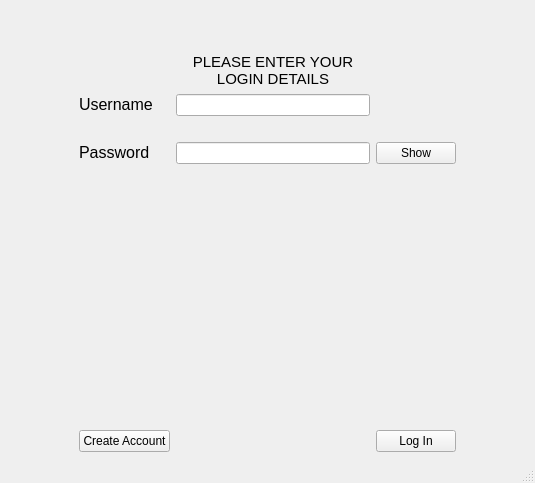
Before: the Qt Designer form src/ui_design/log_in.ui in mikukula/SAT, drawn with Qt 5.
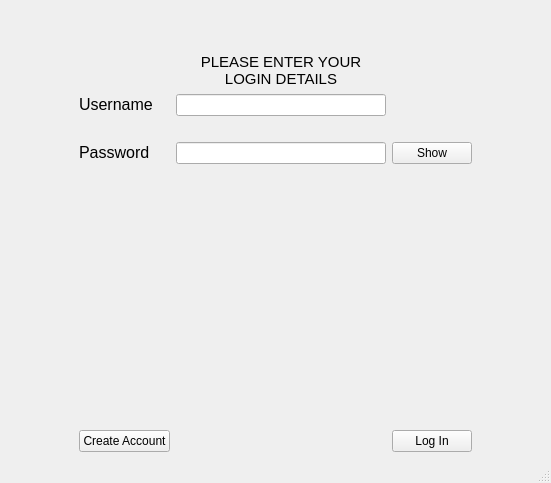
After: the same form once the commit is applied. Icons and pictures are not drawn.

```diff
--- a/src/ui_design/log_in.ui
+++ b/src/ui_design/log_in.ui
@@ -6,7 +6,7 @@
    <rect>
     <x>0</x>
     <y>0</y>
-    <width>535</width>
+    <width>551</width>
     <height>483</height>
    </rect>
   </property>
@@ -55,7 +55,7 @@
        </widget>
       </item>
       <item row="1" column="2">
-       <widget class="QFrame" name="">
+       <widget class="QFrame" name="frame">
         <property name="maximumSize">
          <size>
           <width>16777215</width>
```
Left out of the diff: 2 changed lines with no effect on the pictures.
